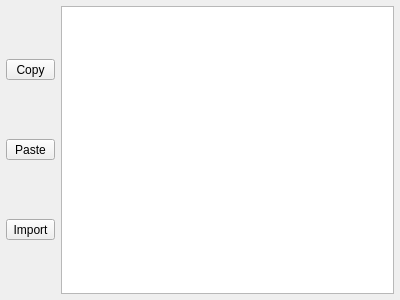
The window that flo2d/ui/table_editor.ui (FLO-2DSoftware/qgis-flo-2d-plugin) describes before a commit, drawn with Qt 5.
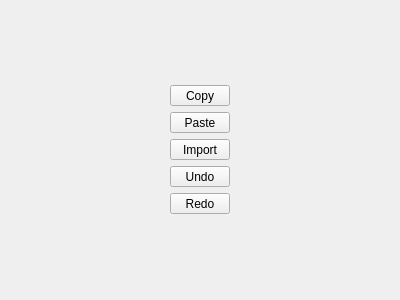
The same window after the commit.

Commit message: bc editor refactored, undo/redo added

Patch:
```diff
--- a/flo2d/ui/table_editor.ui
+++ b/flo2d/ui/table_editor.ui
@@ -63,29 +63,36 @@
          </property>
         </widget>
        </item>
+       <item>
+        <widget class="QToolButton" name="undo_btn">
+         <property name="maximumSize">
+          <size>
+           <width>60</width>
+           <height>16777215</height>
+          </size>
+         </property>
+         <property name="text">
+          <string>Undo</string>
+         </property>
+        </widget>
+       </item>
+       <item>
+        <widget class="QToolButton" name="redo_btn">
+         <property name="maximumSize">
+          <size>
+           <width>60</width>
+           <height>16777215</height>
+          </size>
+         </property>
+         <property name="text">
+          <string>Redo</string>
+         </property>
+        </widget>
+       </item>
       </layout>
      </item>
      <item>
-      <widget class="QTableView" name="bc_tview">
-       <property name="sizePolicy">
-        <sizepolicy hsizetype="MinimumExpanding" vsizetype="Expanding">
-         <horstretch>0</horstretch>
-         <verstretch>0</verstretch>
-        </sizepolicy>
-       </property>
-       <property name="minimumSize">
-        <size>
-         <width>250</width>
-         <height>0</height>
-        </size>
-       </property>
-       <property name="maximumSize">
-        <size>
-         <width>500</width>
-         <height>16777215</height>
-        </size>
-       </property>
-      </widget>
+      <layout class="QHBoxLayout" name="tview_lout"/>
      </item>
     </layout>
    </item>
```
The commit also changes 12 other files.
